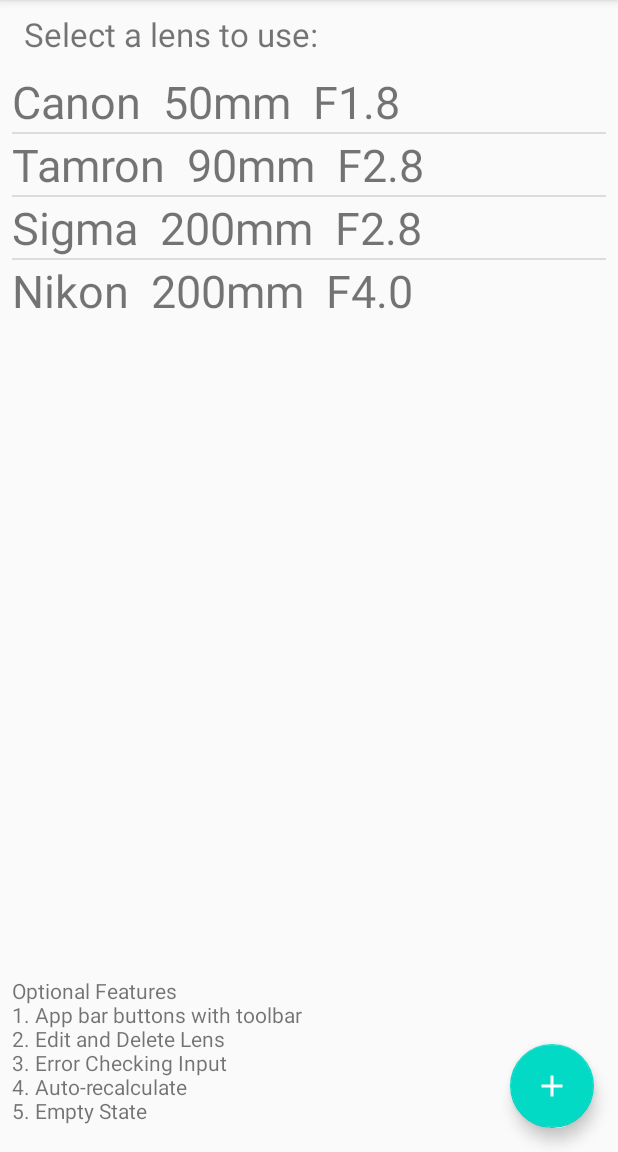
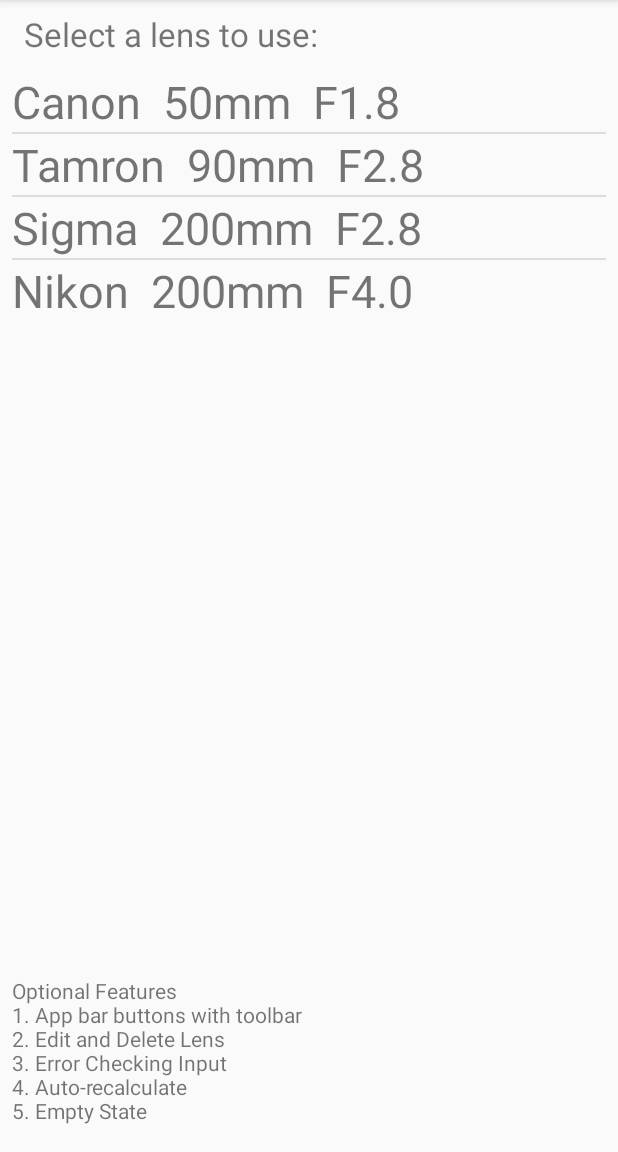
Before and after one commit to SahilModak/Camera-Lens-Manager, an Android app: the screen it shows after launch (MainActivity), on a phone screen of 412 x 824 dp, the part 84-1236 px from its top. Run offline under Robolectric (Android 15) with nearby library versions, the phone set to English and light mode, and no system bars.

Commit message:
without fab

```diff
--- a/app/src/main/java/com/example/assignment2/MainActivity.java
+++ b/app/src/main/java/com/example/assignment2/MainActivity.java
@@ -39,14 +39,6 @@ public class MainActivity extends AppCompatActivity {
         Toolbar toolbar = findViewById(R.id.toolbar);
         setSupportActionBar(toolbar);
 
-        FloatingActionButton fab = findViewById(R.id.fab);
-        fab.setOnClickListener(new View.OnClickListener() {
-            @Override
-            public void onClick(View view) {
-                Intent b = AddLens.launchAddIntent(MainActivity.this);
-                startActivity(b);
-            }
-        });
 
         displaylistView();
         registerClickCallback();
--- a/app/src/main/res/layout/activity_main.xml
+++ b/app/src/main/res/layout/activity_main.xml
@@ -22,14 +22,5 @@
 
     <include layout="@layout/content_main" />
 
-    <com.google.android.material.floatingactionbutton.FloatingActionButton
-        android:id="@+id/fab"
-        android:layout_width="wrap_content"
-        android:layout_height="wrap_content"
-        android:layout_gravity="bottom|end"
-        android:layout_margin="@dimen/fab_margin"
-        app:srcCompat="@drawable/ic_baseline_add_24" />
-
-
 
 </androidx.coordinatorlayout.widget.CoordinatorLayout>
```
